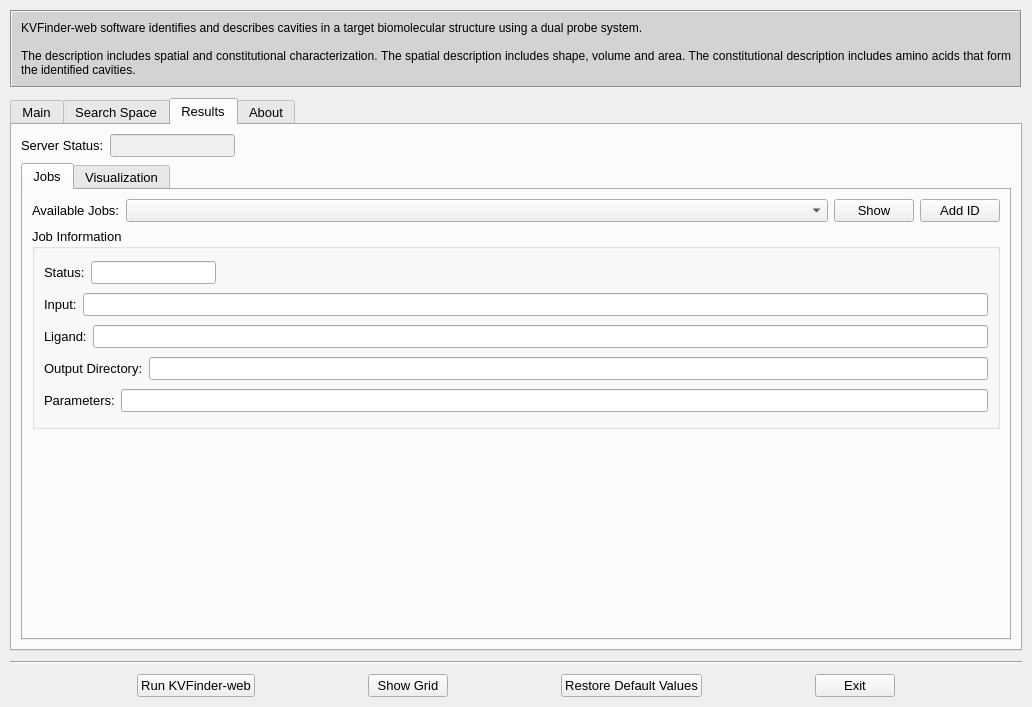
First picture: the form in client/PyMOL-KVFinder-web-tools/PyMOL-KVFinder-web-tools.ui, repository jvsguerra/kvfinder-ws, before the edit.
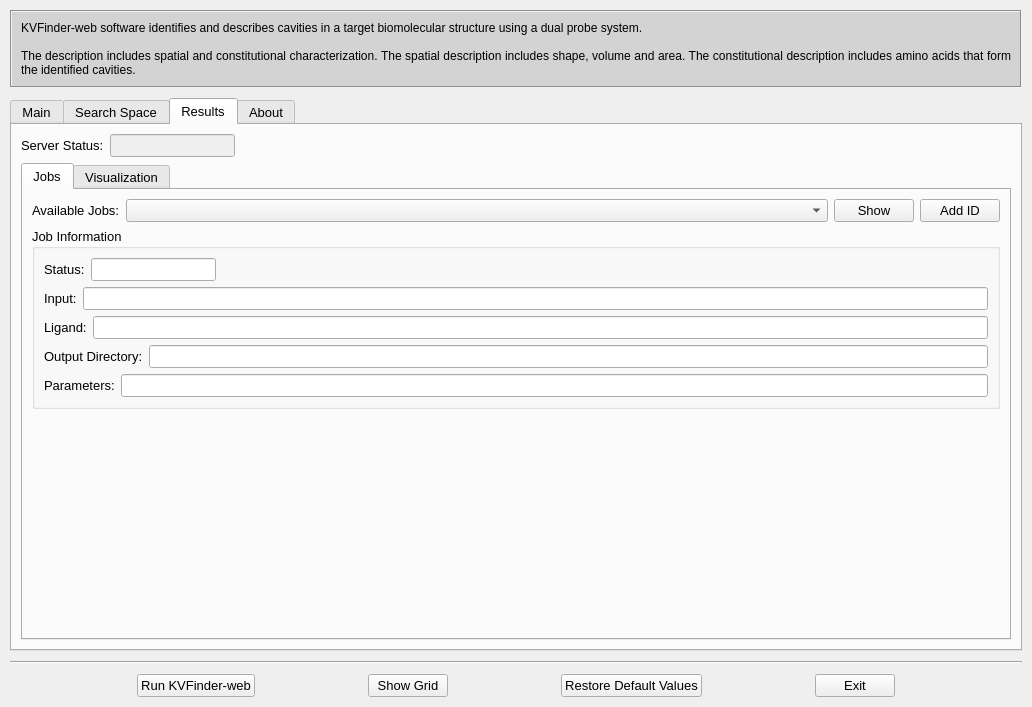
Second picture: the form after the edit. The open tabs and pages were chosen to show the change.

Commit message: Fix layout in .ui + Ask to remove input and ligand PDBs in restore button + Fix Add ID update of Available Jobs

Patch:
```diff
--- a/client/PyMOL-KVFinder-web-tools/PyMOL-KVFinder-web-tools.ui
+++ b/client/PyMOL-KVFinder-web-tools/PyMOL-KVFinder-web-tools.ui
@@ -1612,7 +1612,7 @@
             <item>
              <widget class="QGroupBox" name="job_information">
               <property name="sizePolicy">
-               <sizepolicy hsizetype="Expanding" vsizetype="Expanding">
+               <sizepolicy hsizetype="Expanding" vsizetype="Fixed">
                 <horstretch>0</horstretch>
                 <verstretch>0</verstretch>
                </sizepolicy>
```
The commit also changes 1 other file.
